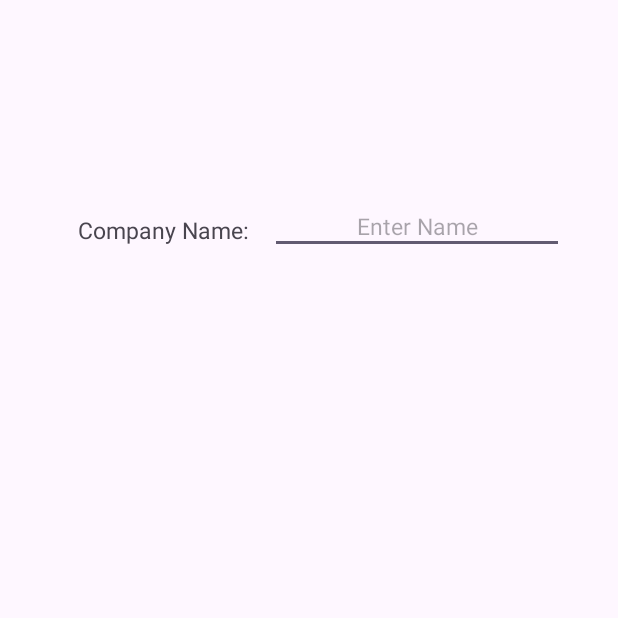
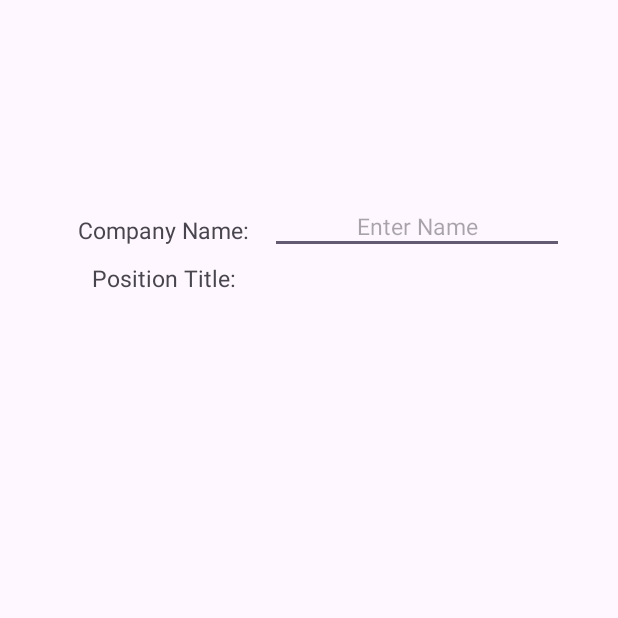
Before and after one commit to leslyVillanueva1020/Project2, an Android app: the NewApplicationActivity screen opened directly, with no data from a screen before it, on a phone screen of 412 x 824 dp, the top half of it. Run offline under Robolectric (Android 15) with nearby library versions, the phone set to English and light mode, and no system bars.

Commit message:
added a position text view

```diff
--- a/app/src/main/res/layout/activity_new_application.xml
+++ b/app/src/main/res/layout/activity_new_application.xml
@@ -33,7 +33,18 @@
         android:padding="8dp"
         app:layout_constraintBottom_toBottomOf="@id/CompanyNameText"
         app:layout_constraintStart_toEndOf="@id/CompanyNameText" />
-
+    <!-- Position text view -->
+    <TextView
+        android:id="@id/PositionText"
+        android:layout_width="126dp"
+        android:layout_height="32dp"
+        android:gravity="center"
+        android:text="Position Title:"
+        android:textSize="15dp"
+        app:layout_constraintEnd_toEndOf="parent"
+        app:layout_constraintHorizontal_bias="0.161"
+        app:layout_constraintStart_toStartOf="parent"
+        app:layout_constraintTop_toBottomOf="@id/CompanyNameText" />
 
 
 </androidx.constraintlayout.widget.ConstraintLayout>
```
